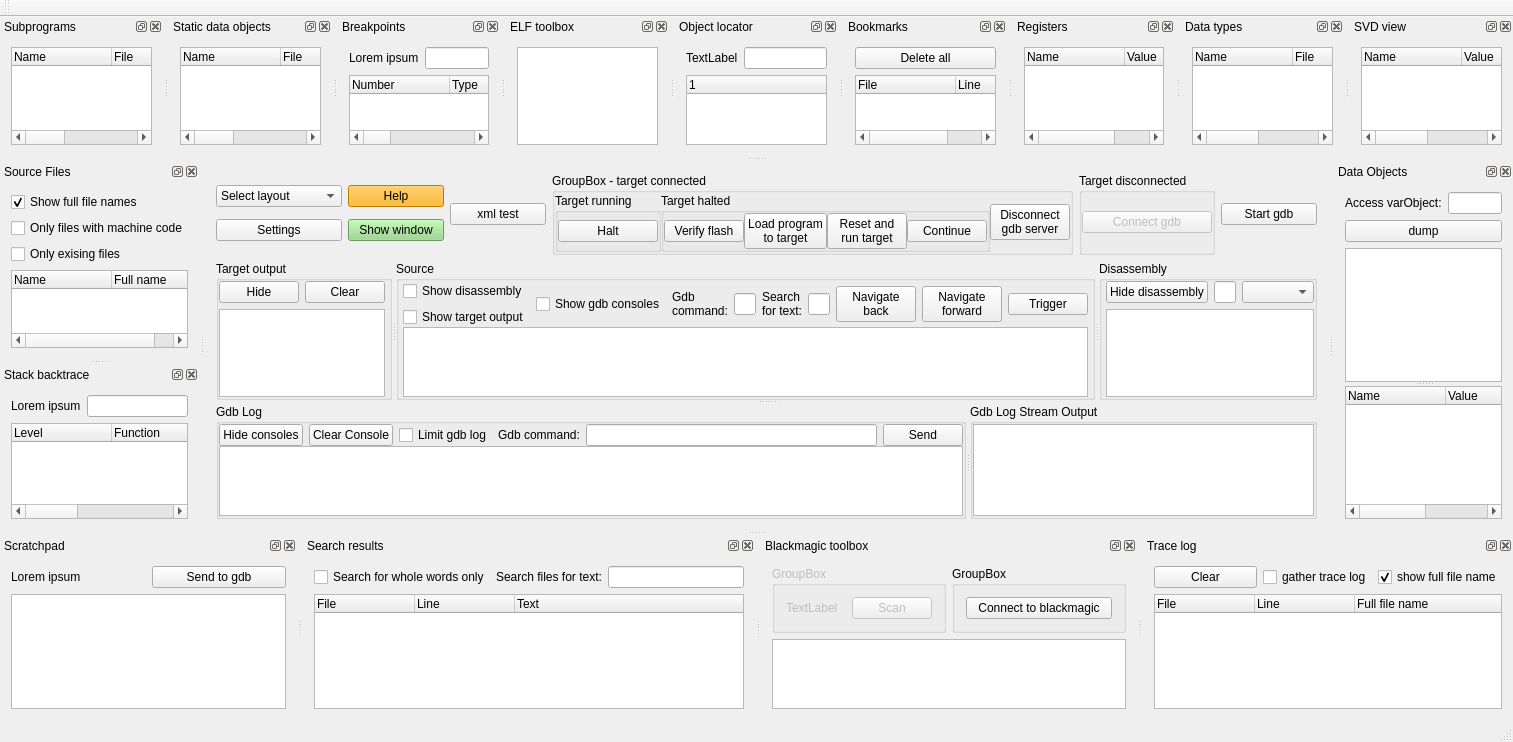
First picture: the form in mainwindow.ui, repository stoyan-shopov/turbo, before the edit.
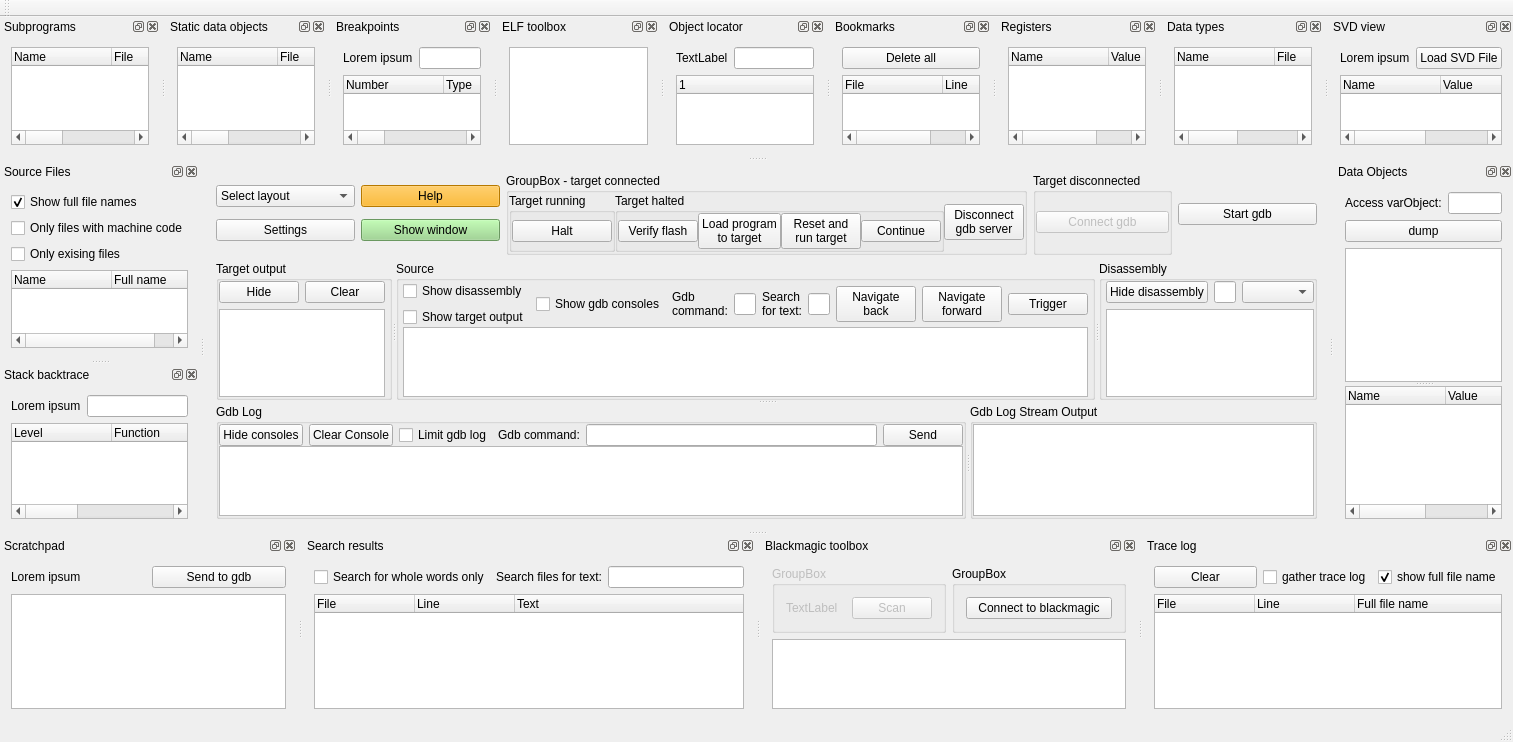
Second picture: the form after the edit.

Commit message: Improve target SVD file handling in the user interface

Diff of the .ui file:
```diff
--- a/mainwindow.ui
+++ b/mainwindow.ui
@@ -82,13 +82,6 @@
         </item>
        </layout>
       </item>
-      <item>
-       <widget class="QPushButton" name="pushButtonXmlTest">
-        <property name="text">
-         <string>xml test</string>
-        </property>
-       </widget>
-      </item>
       <item>
        <widget class="QGroupBox" name="groupBoxTargetConnected">
         <property name="title">
@@ -1253,6 +1246,24 @@
    </attribute>
    <widget class="QWidget" name="dockWidgetContents_16">
     <layout class="QVBoxLayout" name="verticalLayout_21">
+     <item>
+      <layout class="QHBoxLayout" name="horizontalLayout_6">
+       <item>
+        <widget class="QLabel" name="label_6">
+         <property name="text">
+          <string>Lorem ipsum</string>
+         </property>
+        </widget>
+       </item>
+       <item>
+        <widget class="QPushButton" name="pushButtonLoadSVDFile">
+         <property name="text">
+          <string>Load SVD File</string>
+         </property>
+        </widget>
+       </item>
+      </layout>
+     </item>
      <item>
       <widget class="QTreeWidget" name="treeWidgetSvd">
        <attribute name="headerStretchLastSection">
```
The commit also changes 3 other files.
